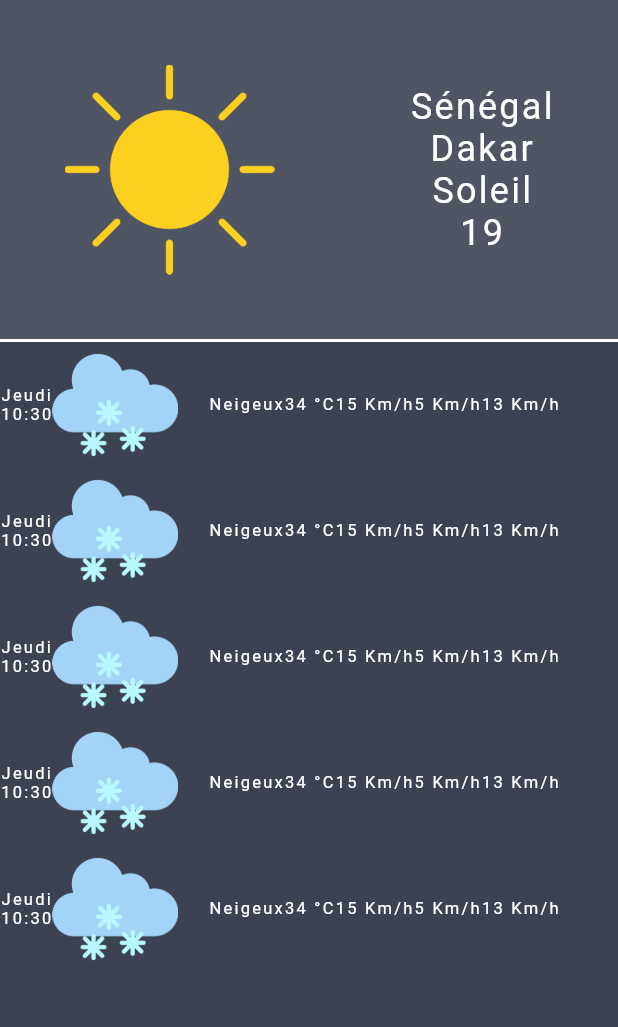
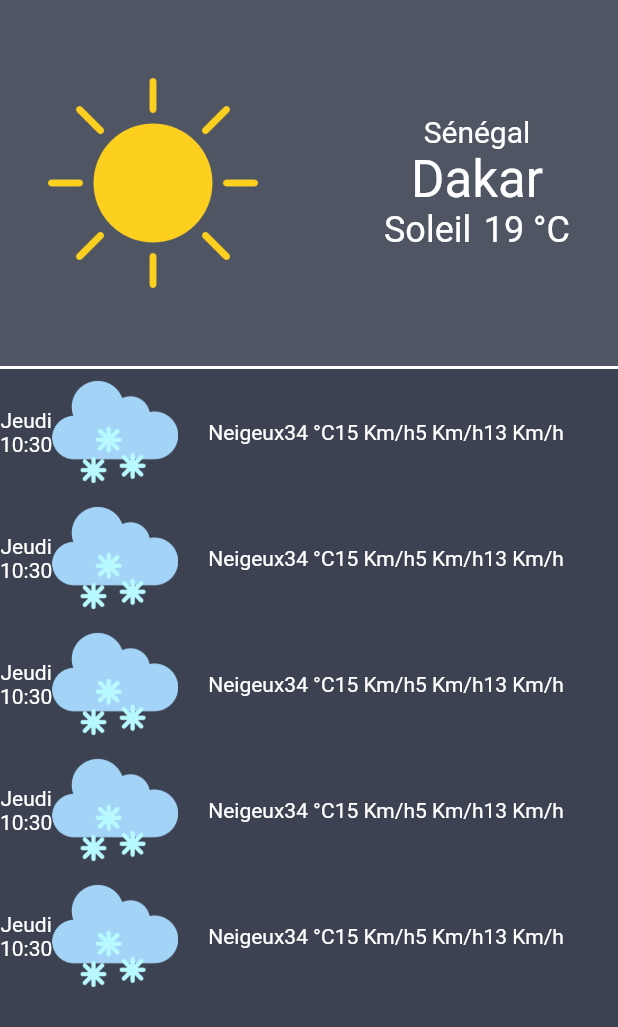
Before and after one commit to isyll/MeteoApp, a Flutter app: the screen it shows after launch, on a phone screen of 412 x 824 dp. Shown: the top 1027 px of the screen. Run offline on Flutter 3.47's test engine with Material 3 defaults, Android fonts, the phone set to English and light mode, and no system bars.

Commit message:
refactor: clean design

```diff
--- a/lib/widgets/weather_forecast.dart
+++ b/lib/widgets/weather_forecast.dart
@@ -10,9 +10,8 @@ class WeatherForecast extends StatelessWidget {
   final List<WeatherData> forecasts; // Prévision pour les prochains jours
   final TextStyle defaultTextStyle = const TextStyle(
       color: Colors.white,
-      fontSize: 11.0,
+      fontSize: 14.0,
       fontWeight: FontWeight.normal,
-      letterSpacing: 1.5,
       fontFamily: 'Roboto',
       decoration: TextDecoration.none);
 
--- a/lib/widgets/weather_info.dart
+++ b/lib/widgets/weather_info.dart
@@ -1,4 +1,5 @@
 import 'package:flutter/material.dart';
+import 'package:flutter/widgets.dart';
 import 'package:meteo_app/enums/weather_code.dart';
 import 'package:meteo_app/services/weather_service.dart';
 
@@ -19,30 +20,47 @@ class WeatherInfo extends StatelessWidget {
       color: Colors.white,
       fontSize: 24.0,
       fontWeight: FontWeight.normal,
-      letterSpacing: 1.5,
       fontFamily: 'Roboto',
       decoration: TextDecoration.none);
 
   @override
   Widget build(BuildContext context) {
     final weatherLabel = WeatherService.getWeatherLabel(weatherCode);
-    return Column(children: [
-      Text(
-        country,
-        style: defaultTextStyle,
-      ),
+    return Align(
+        alignment: Alignment.topLeft,
+        child: Column(children: [
+          Text(country,
+              style: const TextStyle(
+                  color: Colors.white,
+                  fontSize: 20.0,
+                  fontWeight: FontWeight.normal,
+                  fontFamily: 'Roboto',
+                  decoration: TextDecoration.none)),
           Text(
             city,
-        style: defaultTextStyle,
+            style: const TextStyle(
+                color: Colors.white,
+                fontSize: 34.0,
+                fontWeight: FontWeight.normal,
+                fontFamily: 'Roboto',
+                decoration: TextDecoration.none),
           ),
+          Row(
+            children: [
               Text(
                 weatherLabel,
                 style: defaultTextStyle,
               ),
+              const Text(
+                ' ',
+                style: TextStyle(fontSize: 14),
+              ),
               Text(
-        temperature.toString(),
+                WeatherService.temperature(temperature),
                 style: defaultTextStyle,
+              ),
+            ],
           )
-    ]);
+        ]));
   }
 }
--- a/lib/widgets/weather_today.dart
+++ b/lib/widgets/weather_today.dart
@@ -17,15 +17,16 @@ class WeatherToday extends StatelessWidget {
         temperature: 19);
 
     return Container(
+      padding: const EdgeInsets.only(top: 20.0, bottom: 20.0),
       color: const Color(0xff4f5563),
       child: Row(
         mainAxisAlignment: MainAxisAlignment.spaceBetween,
         children: [
           Padding(
-              padding: const EdgeInsets.all(43.0),
+              padding: const EdgeInsets.all(32.0),
               child: WeatherService.getWeatherIcon(WeatherCode.sunny)),
           const Padding(
-            padding: EdgeInsets.all(43.0),
+            padding: EdgeInsets.all(32.0),
             child: weatherInfo,
           )
         ],
```
Lines whose indentation alone changed are shown as unchanged.
